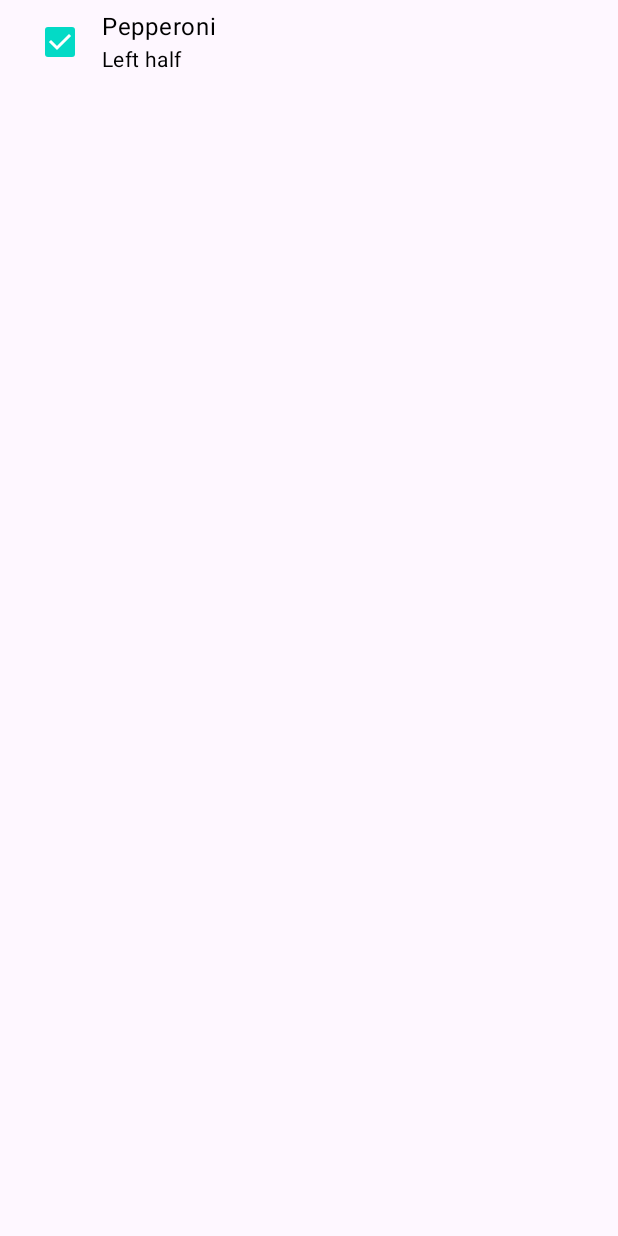
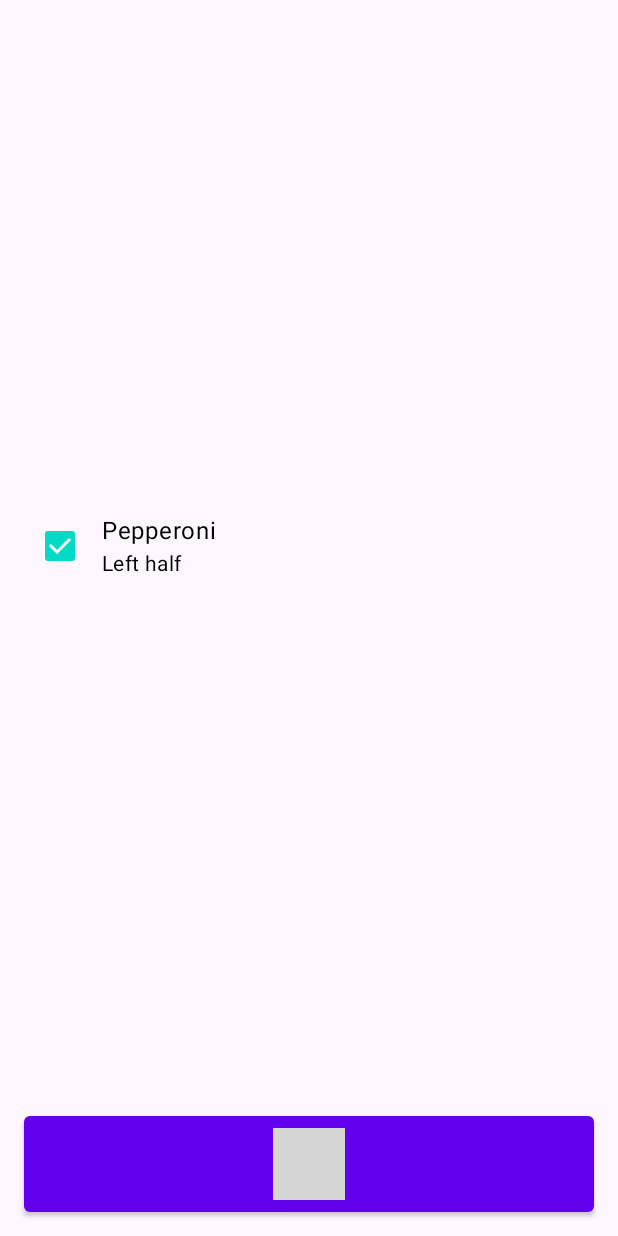
Before and after one commit to ingee/android-programming, an Android app built with Jetpack Compose: the screen it shows after launch (MainActivity), on a phone screen of 412 x 824 dp. Before the commit the screen is almost empty. Run offline under Robolectric (Android 15) with nearby library versions, the phone set to English and light mode, and no system bars; 1 statement that could not run was skipped; grey boxes are pictures that could not be loaded.

Commit message:
Ch26/CodaPizza: Add PizzaBuilderScreen composable

```diff
--- a/CodaPizza/app/src/main/java/com/bignerdranch/android/codapizza/MainActivity.kt
+++ b/CodaPizza/app/src/main/java/com/bignerdranch/android/codapizza/MainActivity.kt
@@ -10,6 +10,7 @@ import androidx.compose.foundation.layout.statusBarsPadding
 import androidx.compose.ui.Modifier
 import com.bignerdranch.android.codapizza.model.Topping
 import com.bignerdranch.android.codapizza.model.ToppingPlacement
+import com.bignerdranch.android.codapizza.ui.PizzaBuilderScreen
 import com.bignerdranch.android.codapizza.ui.ToppingCell
 
 class MainActivity : AppCompatActivity() {
@@ -17,17 +18,7 @@ class MainActivity : AppCompatActivity() {
         super.onCreate(savedInstanceState)
         enableEdgeToEdge()
         setContent {
-            Box(
-                modifier = Modifier
-                    .fillMaxSize()
-                    .statusBarsPadding()
-            ) {
-                ToppingCell(
-                    topping = Topping.Pepperoni,
-                    placement = ToppingPlacement.Left,
-                    onClickTopping = {}
-                )
-            }
+            PizzaBuilderScreen()
         }
     }
 }
--- /dev/null
+++ b/CodaPizza/app/src/main/java/com/bignerdranch/android/codapizza/ui/PizzaBuilderScreen.kt
@@ -0,0 +1,67 @@
+package com.bignerdranch.android.codapizza.ui
+
+import androidx.compose.foundation.layout.Column
+import androidx.compose.foundation.layout.fillMaxWidth
+import androidx.compose.foundation.layout.padding
+import androidx.compose.material.Button
+import androidx.compose.material.Text
+import androidx.compose.runtime.Composable
+import androidx.compose.ui.Modifier
+import androidx.compose.ui.res.stringResource
+import androidx.compose.ui.text.intl.Locale
+import androidx.compose.ui.text.toUpperCase
+import androidx.compose.ui.tooling.preview.Preview
+import androidx.compose.ui.unit.dp
+import com.bignerdranch.android.codapizza.R
+import com.bignerdranch.android.codapizza.model.Topping
+import com.bignerdranch.android.codapizza.model.ToppingPlacement
+
+@Preview
+@Composable
+fun PizzaBuilderScreen(
+    modifier: Modifier = Modifier
+) {
+    Column(
+        modifier = modifier
+    ) {
+        ToppingList(
+            modifier = Modifier
+                .fillMaxWidth()
+                .weight(1f, fill = true)
+        )
+        OrderButton(
+            modifier = Modifier
+                .fillMaxWidth()
+                .padding(16.dp)
+        )
+    }
+}
+
+@Composable
+private fun ToppingList(
+    modifier: Modifier = Modifier
+) {
+    ToppingCell(
+        topping = Topping.Pepperoni,
+        placement = ToppingPlacement.Left,
+        onClickTopping = {},
+        modifier = modifier
+    )
+}
+
+@Composable
+private fun OrderButton(
+    modifier: Modifier = Modifier
+) {
+    Button(
+        modifier = modifier,
+        onClick = {
+            // TODO
+        }
+    ) {
+        Text(
+            text = stringResource(R.string.place_order_button)
+                .toUpperCase(Locale.current)
+        )
+    }
+}
--- a/CodaPizza/app/src/main/java/com/bignerdranch/android/codapizza/ui/ToppingCell.kt
+++ b/CodaPizza/app/src/main/java/com/bignerdranch/android/codapizza/ui/ToppingCell.kt
@@ -40,11 +40,12 @@ private fun ToppingCellPreviewOnLeftHalf() {
 fun ToppingCell(
     topping: Topping,
     placement: ToppingPlacement?,
+    modifier: Modifier = Modifier,
     onClickTopping: () -> Unit
 ) {
     Row(
         verticalAlignment = Alignment.CenterVertically,
-        modifier = Modifier
+        modifier = modifier
             .clickable { onClickTopping() }
             .padding(vertical = 4.dp, horizontal = 16.dp)
     ) {
--- a/CodaPizza/app/src/main/res/values/strings.xml
+++ b/CodaPizza/app/src/main/res/values/strings.xml
@@ -1,5 +1,7 @@
 <resources>
     <string name="app_name">Coda Pizza</string>
+
+    <string name="place_order_button">Place Order</string>
 
     <string name="placement_none">None</string>
     <string name="placement_left">Left half</string>
```
